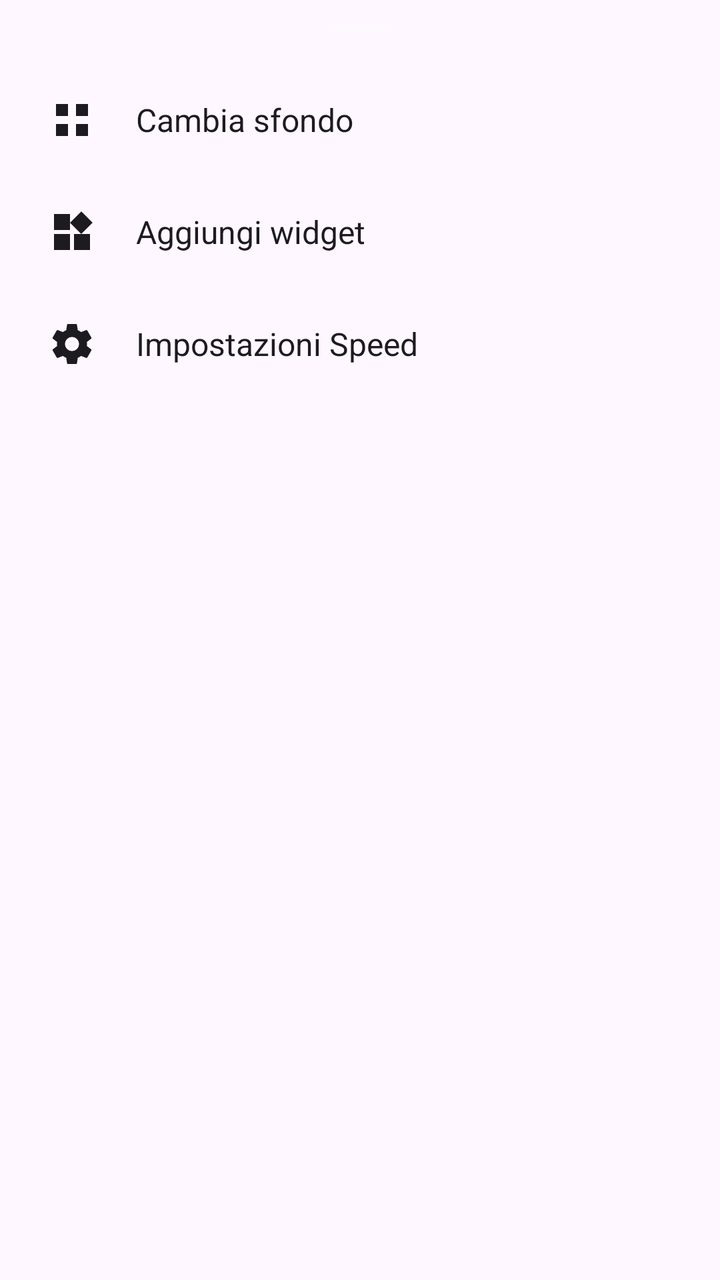
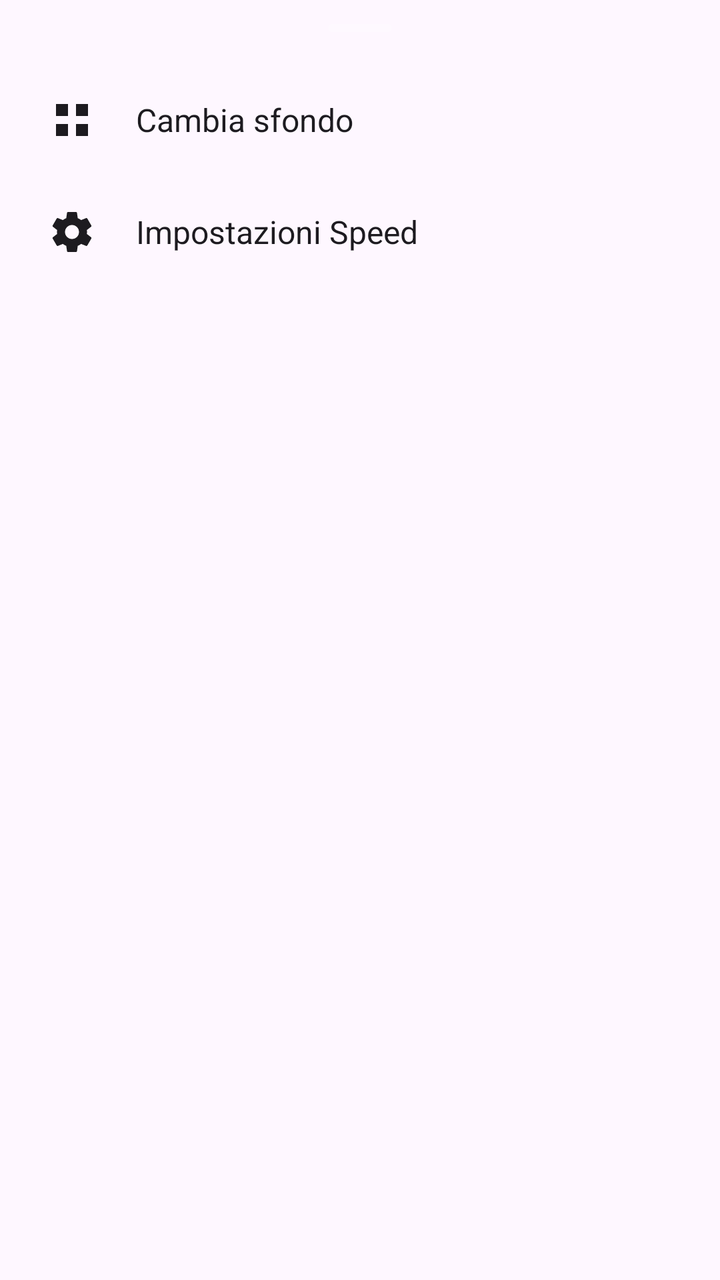

An Android layout rendered at two revisions. The XML below is the earlier revision; the diff shows what the commit changed to produce the second picture.
<!-- AndroidManifest.xml: application theme Theme.SpeedLauncher -->
<!-- res/layout/sheet_home_menu.xml -->
<?xml version="1.0" encoding="utf-8"?>
<LinearLayout xmlns:android="http://schemas.android.com/apk/res/android"
    xmlns:app="http://schemas.android.com/apk/res-auto"
    android:layout_width="match_parent"
    android:layout_height="wrap_content"
    android:background="?attr/colorSurface"
    android:orientation="vertical"
    android:paddingVertical="12dp">

    <View
        android:layout_width="32dp"
        android:layout_height="4dp"
        android:layout_gravity="center_horizontal"
        android:layout_marginBottom="16dp"
        android:background="@drawable/bg_drag_handle" />

    <LinearLayout
        android:id="@+id/menuWallpaper"
        android:layout_width="match_parent"
        android:layout_height="56dp"
        android:background="?attr/selectableItemBackground"
        android:clickable="true"
        android:focusable="true"
        android:gravity="center_vertical"
        android:orientation="horizontal"
        android:paddingHorizontal="24dp">

        <ImageView
            android:layout_width="24dp"
            android:layout_height="24dp"
            android:src="@drawable/ic_wallpaper"
            app:tint="?attr/colorOnSurface" />

        <TextView
            android:layout_width="wrap_content"
            android:layout_height="wrap_content"
            android:layout_marginStart="20dp"
            android:text="@string/menu_wallpaper"
            android:textColor="?attr/colorOnSurface"
            android:textSize="16sp" />
    </LinearLayout>

    <LinearLayout
        android:id="@+id/menuWidget"
        android:layout_width="match_parent"
        android:layout_height="56dp"
        android:background="?attr/selectableItemBackground"
        android:clickable="true"
        android:focusable="true"
        android:gravity="center_vertical"
        android:orientation="horizontal"
        android:paddingHorizontal="24dp">

        <ImageView
            android:layout_width="24dp"
            android:layout_height="24dp"
            android:src="@drawable/ic_widgets"
            app:tint="?attr/colorOnSurface" />

        <TextView
            android:layout_width="wrap_content"
            android:layout_height="wrap_content"
            android:layout_marginStart="20dp"
            android:text="@string/menu_widgets"
            android:textColor="?attr/colorOnSurface"
            android:textSize="16sp" />
    </LinearLayout>

    <LinearLayout
        android:id="@+id/menuSettings"
        android:layout_width="match_parent"
        android:layout_height="56dp"
        android:background="?attr/selectableItemBackground"
        android:clickable="true"
        android:focusable="true"
        android:gravity="center_vertical"
        android:orientation="horizontal"
        android:paddingHorizontal="24dp">

        <ImageView
            android:layout_width="24dp"
            android:layout_height="24dp"
            android:src="@drawable/ic_settings"
            app:tint="?attr/colorOnSurface" />

        <TextView
            android:layout_width="wrap_content"
            android:layout_height="wrap_content"
            android:layout_marginStart="20dp"
            android:text="@string/menu_settings"
            android:textColor="?attr/colorOnSurface"
            android:textSize="16sp" />
    </LinearLayout>

    <View android:layout_width="match_parent" android:layout_height="32dp" />

</LinearLayout>
<!-- resources referenced by this layout -->
<resources>
  <!-- drawable bg_drag_handle (drawable) -->
  <?xml version="1.0" encoding="utf-8"?>
  <shape xmlns:android="http://schemas.android.com/apk/res/android"
      android:shape="rectangle">
      <solid android:color="#33FFFFFF" />
      <corners android:radius="2dp" />
  </shape>
  <!-- drawable ic_wallpaper (drawable) -->
  <vector xmlns:android="http://schemas.android.com/apk/res/android"
      android:width="24dp" android:height="24dp"
      android:viewportWidth="24" android:viewportHeight="24">
      <path android:fillColor="@android:color/white"
          android:pathData="M4,4h6v6h-6zM14,4h6v6h-6zM4,14h6v6h-6zM14,14h6v6h-6z"/>
  </vector>
  <!-- drawable ic_widgets (drawable) -->
  <vector xmlns:android="http://schemas.android.com/apk/res/android"
      android:width="24dp" android:height="24dp"
      android:viewportWidth="24" android:viewportHeight="24">
      <path android:fillColor="@android:color/white"
          android:pathData="M13,13v8h8v-8h-8zM3,21h8v-8H3v8zM3,3v8h8V3H3zM16.66,1.69L11,7.34 16.66,13l5.66,-5.66L16.66,1.69z"/>
  </vector>
  <string name="menu_settings">Impostazioni Speed</string>
  <string name="menu_wallpaper">Cambia sfondo</string>
  <string name="menu_widgets">Aggiungi widget</string>
  <style name="Theme.SpeedLauncher" parent="Theme.Material3.DayNight.NoActionBar">
          <item name="android:windowBackground">@android:color/transparent</item>
          <item name="android:colorBackground">@android:color/transparent</item>
          <item name="android:windowShowWallpaper">true</item>
          <item name="android:windowIsTranslucent">true</item>
          <item name="android:windowDrawsSystemBarBackgrounds">true</item>
          <item name="android:statusBarColor">@android:color/transparent</item>
          <item name="android:navigationBarColor">@android:color/transparent</item>
          <item name="android:enforceNavigationBarContrast" tools:targetApi="29">false</item>
          <item name="android:enforceStatusBarContrast" tools:targetApi="29">false</item>
          <item name="android:windowLightStatusBar" tools:targetApi="23">false</item>
          <item name="bottomSheetDialogTheme">@style/Theme.SpeedLauncher.BottomSheet</item>
      </style>
  <style name="Theme.SpeedLauncher.BottomSheet" parent="ThemeOverlay.Material3.BottomSheetDialog">
          <item name="bottomSheetStyle">@style/Widget.SpeedLauncher.BottomSheet</item>
      </style>
  <style name="Widget.SpeedLauncher.BottomSheet" parent="Widget.Material3.BottomSheet.Modal">
          <item name="shapeAppearance">@style/ShapeAppearance.SpeedLauncher.BottomSheet</item>
          <item name="backgroundTint">?attr/colorSurface</item>
      </style>
  <style name="ShapeAppearance.SpeedLauncher.BottomSheet" parent="ShapeAppearance.Material3.LargeComponent">
          <item name="cornerSizeTopLeft">28dp</item>
          <item name="cornerSizeTopRight">28dp</item>
          <item name="cornerSizeBottomLeft">0dp</item>
          <item name="cornerSizeBottomRight">0dp</item>
      </style>
  <!-- unchanged entries left out for length: 1 -->
</resources>

<!-- the commit's change to res/layout/sheet_home_menu.xml (unified diff, before → after) -->
@@ -41,32 +41,6 @@
     </LinearLayout>
 
     <LinearLayout
-        android:id="@+id/menuWidget"
-        android:layout_width="match_parent"
-        android:layout_height="56dp"
-        android:background="?attr/selectableItemBackground"
-        android:clickable="true"
-        android:focusable="true"
-        android:gravity="center_vertical"
-        android:orientation="horizontal"
-        android:paddingHorizontal="24dp">
-
-        <ImageView
-            android:layout_width="24dp"
-            android:layout_height="24dp"
-            android:src="@drawable/ic_widgets"
-            app:tint="?attr/colorOnSurface" />
-
-        <TextView
-            android:layout_width="wrap_content"
-            android:layout_height="wrap_content"
-            android:layout_marginStart="20dp"
-            android:text="@string/menu_widgets"
-            android:textColor="?attr/colorOnSurface"
-            android:textSize="16sp" />
-    </LinearLayout>
-
-    <LinearLayout
         android:id="@+id/menuSettings"
         android:layout_width="match_parent"
         android:layout_height="56dp"
<!-- resource entries referenced after the edit -->
@@ -14,16 +14,8 @@
       <path android:fillColor="@android:color/white"
           android:pathData="M4,4h6v6h-6zM14,4h6v6h-6zM4,14h6v6h-6zM14,14h6v6h-6z"/>
   </vector>
-  <!-- drawable ic_widgets (drawable) -->
-  <vector xmlns:android="http://schemas.android.com/apk/res/android"
-      android:width="24dp" android:height="24dp"
-      android:viewportWidth="24" android:viewportHeight="24">
-      <path android:fillColor="@android:color/white"
-          android:pathData="M13,13v8h8v-8h-8zM3,21h8v-8H3v8zM3,3v8h8V3H3zM16.66,1.69L11,7.34 16.66,13l5.66,-5.66L16.66,1.69z"/>
-  </vector>
   <string name="menu_settings">Impostazioni Speed</string>
   <string name="menu_wallpaper">Cambia sfondo</string>
-  <string name="menu_widgets">Aggiungi widget</string>
   <style name="Theme.SpeedLauncher" parent="Theme.Material3.DayNight.NoActionBar">
           <item name="android:windowBackground">@android:color/transparent</item>
           <item name="android:colorBackground">@android:color/transparent</item>
